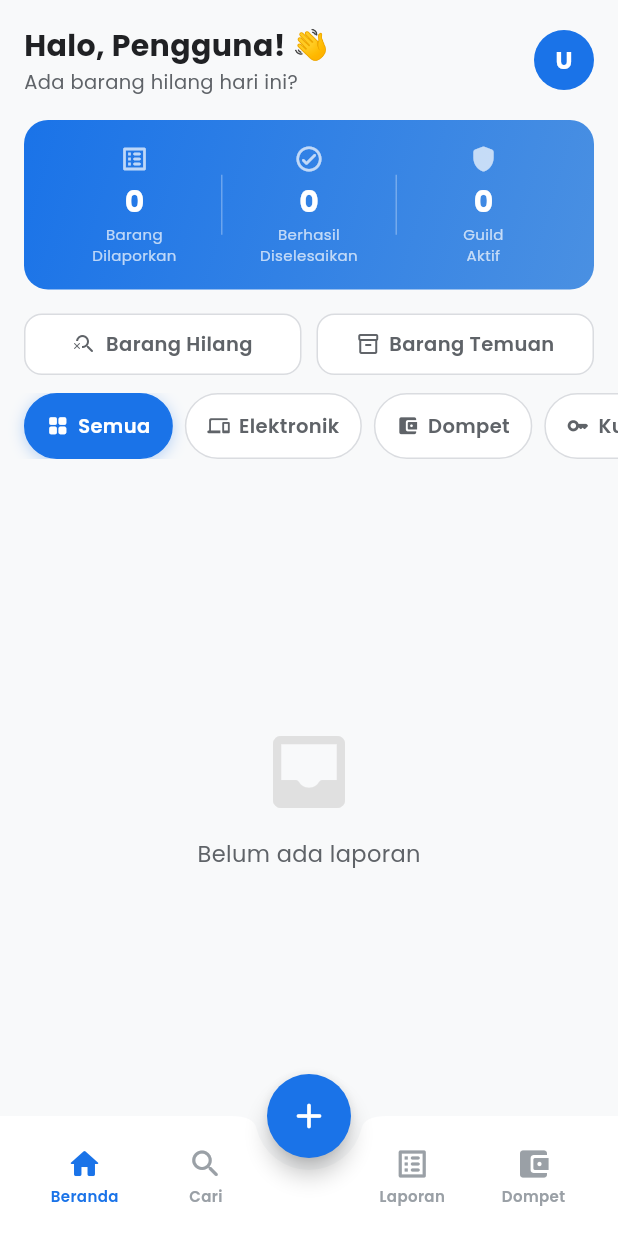
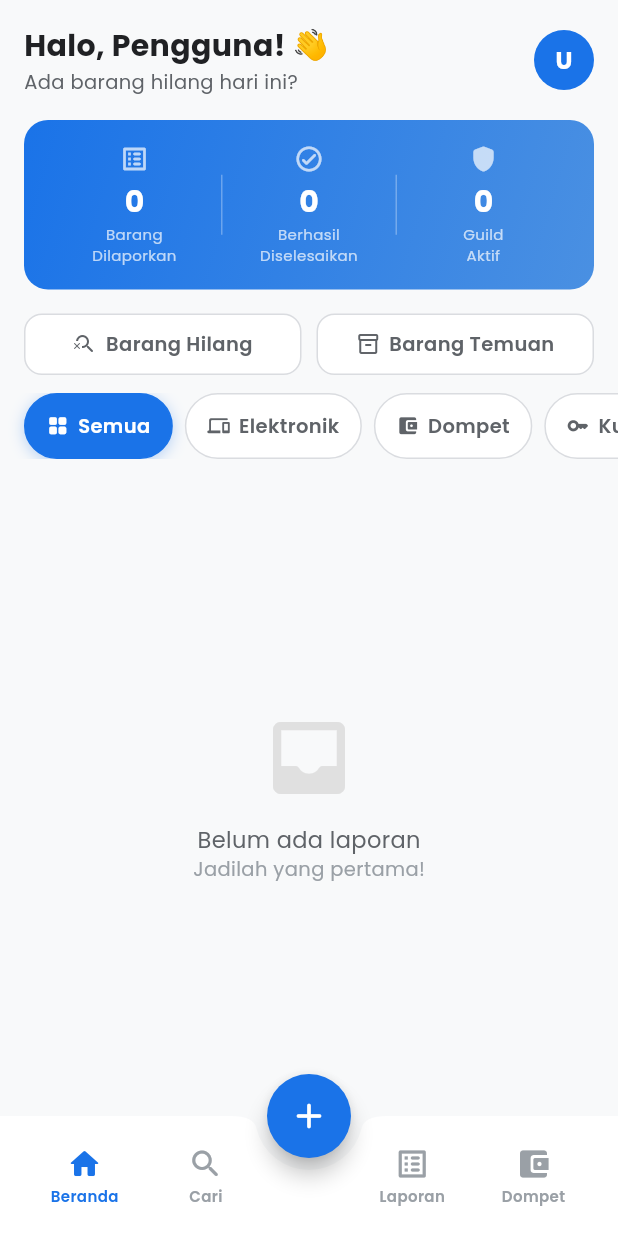
Before and after one commit to Dsa08/lost-and-found-hub, a Flutter app: the DashboardScreen screen opened directly, on a phone screen of 412 x 824 dp. Run offline on Flutter 3.47's test engine with Material 3 defaults, Android fonts, the phone set to English and light mode, and no system bars; our stand-ins replace cached_network_image, chewie, cloud_firestore, firebase_auth, firebase_core, flutter_riverpod and 6 more; missing offline and left inert: mobile_scanner; accounts and stored records are empty; generated files the repository leaves out were written again.

Commit message:
Revert "feat: add responsive desktop layout with sidebar navigation"
This reverts commit d247f409aa4cf0c2486a4e235ca8c61cb5da3ceb.

```diff
--- a/lib/core/utils/responsive_layout.dart
+++ /dev/null
@@ -1,43 +0,0 @@
-import 'package:flutter/material.dart';
-
-enum ScreenSize { mobile, tablet, desktop }
-
-class Responsive {
-  static ScreenSize of(BuildContext context) {
-    final width = MediaQuery.of(context).size.width;
-    if (width >= 1200) return ScreenSize.desktop;
-    if (width >= 600) return ScreenSize.tablet;
-    return ScreenSize.mobile;
-  }
-
-  static bool isMobile(BuildContext context) => of(context) == ScreenSize.mobile;
-  static bool isTablet(BuildContext context) => of(context) == ScreenSize.tablet;
-  static bool isDesktop(BuildContext context) => of(context) == ScreenSize.desktop;
-}
-
-/// Widget yang otomatis pilih layout berdasarkan ukuran layar
-class ResponsiveLayout extends StatelessWidget {
-  final Widget mobile;
-  final Widget? tablet;
-  final Widget desktop;
-
-  const ResponsiveLayout({
-    super.key,
-    required this.mobile,
-    this.tablet,
-    required this.desktop,
-  });
-
-  @override
-  Widget build(BuildContext context) {
-    final size = Responsive.of(context);
-    switch (size) {
-      case ScreenSize.desktop:
-        return desktop;
-      case ScreenSize.tablet:
-        return tablet ?? desktop;
-      case ScreenSize.mobile:
-        return mobile;
-    }
-  }
-}
--- a/lib/screens/admin/user_management_screen.dart
+++ b/lib/screens/admin/user_management_screen.dart
@@ -60,7 +60,7 @@ class _UserManagementScreenState extends ConsumerState<UserManagementScreen> {
               value: role,
               groupValue: selected,
               activeColor: AppColors.primary,
-              onChanged: (v) { if (v != null) setState(() => selected = v); },
+              onChanged: (v) => setState(() => selected = v!),
             )).toList(),
           ),
         ),
@@ -212,7 +212,7 @@ class _UserManagementScreenState extends ConsumerState<UserManagementScreen> {
                       if (isBlocked)
                         _StatusChip(label: 'DIBLOKIR', color: AppColors.error)
                       else if (stillSuspended)
-                        _StatusChip(label: 'DISUSPEND s/d ${suspendedUntil!.day}/${suspendedUntil.month}', color: AppColors.statusPending)
+                        _StatusChip(label: 'DISUSPEND s/d ${suspendedUntil?.day}/${suspendedUntil.month}', color: AppColors.statusPending)
                       else
                         _StatusChip(label: data['role']?.toString().toUpperCase() ?? 'USER', color: AppColors.statusActive),
                     ],
--- a/lib/screens/dashboard/dashboard_screen.dart
+++ b/lib/screens/dashboard/dashboard_screen.dart
@@ -2,14 +2,12 @@ import 'package:flutter/material.dart';
 import 'package:flutter_riverpod/flutter_riverpod.dart';
 import 'package:cloud_firestore/cloud_firestore.dart';
 import '../../core/constants/app_colors.dart';
-import '../../core/utils/responsive_layout.dart';
 import '../../models/item_model.dart';
 import '../../providers/auth_provider.dart';
 import '../../providers/items_provider.dart';
 import '../../providers/app_stats_provider.dart';
 import '../../widgets/item_card.dart';
 import '../../widgets/category_filter.dart';
-import '../../widgets/desktop_scaffold.dart';
 import '../items/create_item_screen.dart';
 import '../items/item_detail_screen.dart';
 import '../items/my_items_screen.dart';
@@ -30,6 +28,7 @@ class _DashboardScreenState extends ConsumerState<DashboardScreen> {
   final List<Widget> _pages = const [
     _HomePage(),
     _SearchPage(),
+    SizedBox(), // FAB placeholder
     MyItemsScreen(),
     WalletScreen(),
     GuildScreen(),
@@ -37,24 +36,16 @@ class _DashboardScreenState extends ConsumerState<DashboardScreen> {
 
   @override
   Widget build(BuildContext context) {
-    final isDesktop = Responsive.isDesktop(context);
-    final isTablet = Responsive.isTablet(context);
-    final currentPage = _pages[_currentIndex];
-
-    // Desktop & Tablet: sidebar layout
-    if (isDesktop || isTablet) {
-      return DesktopScaffold(
-        currentIndex: _currentIndex,
-        onNavTap: (i) => setState(() => _currentIndex = i),
-        body: currentPage,
-      );
-    }
-
-    // Mobile: bottom nav
     return Scaffold(
-      body: IndexedStack(index: _currentIndex, children: _pages),
+      body: IndexedStack(
+        index: _currentIndex == 2 ? 0 : _currentIndex,
+        children: _pages,
+      ),
       floatingActionButton: FloatingActionButton(
-        onPressed: () => Navigator.push(context, MaterialPageRoute(builder: (_) => const CreateItemScreen())),
+        onPressed: () => Navigator.push(
+          context,
+          MaterialPageRoute(builder: (_) => const CreateItemScreen()),
+        ),
         backgroundColor: AppColors.primary,
         shape: const CircleBorder(),
         child: const Icon(Icons.add_rounded, color: Colors.white, size: 28),
@@ -72,9 +63,9 @@ class _DashboardScreenState extends ConsumerState<DashboardScreen> {
             children: [
               _NavItem(icon: Icons.home_rounded, label: 'Beranda', index: 0, current: _currentIndex, onTap: (i) => setState(() => _currentIndex = i)),
               _NavItem(icon: Icons.search_rounded, label: 'Cari', index: 1, current: _currentIndex, onTap: (i) => setState(() => _currentIndex = i)),
-              const SizedBox(width: 40),
-              _NavItem(icon: Icons.list_alt_rounded, label: 'Laporan', index: 2, current: _currentIndex, onTap: (i) => setState(() => _currentIndex = i)),
-              _NavItem(icon: Icons.account_balance_wallet_rounded, label: 'Dompet', index: 3, current: _currentIndex, onTap: (i) => setState(() => _currentIndex = i)),
+              const SizedBox(width: 40), // FAB space
+              _NavItem(icon: Icons.list_alt_rounded, label: 'Laporan', index: 3, current: _currentIndex, onTap: (i) => setState(() => _currentIndex = i)),
+              _NavItem(icon: Icons.account_balance_wallet_rounded, label: 'Dompet', index: 4, current: _currentIndex, onTap: (i) => setState(() => _currentIndex = i)),
             ],
           ),
         ),
@@ -112,7 +103,7 @@ class _NavItem extends StatelessWidget {
   }
 }
 
-// ── Home Page ──────────────────────────────────────────────────────────────
+// ── Home Page ─────────────────────────────────────────────────────────────────
 class _HomePage extends ConsumerWidget {
   const _HomePage();
 
@@ -121,15 +112,13 @@ class _HomePage extends ConsumerWidget {
     final user = ref.watch(currentUserProvider).valueOrNull;
     final filter = ref.watch(itemFilterProvider);
     final itemsAsync = ref.watch(activeItemsProvider);
-    final isDesktop = Responsive.isDesktop(context);
 
     return Scaffold(
       backgroundColor: AppColors.background,
       body: SafeArea(
         child: CustomScrollView(
           slivers: [
-            // AppBar hanya di mobile
-            if (!isDesktop)
+            // ── App Bar ──
             SliverToBoxAdapter(
               child: Padding(
                 padding: const EdgeInsets.fromLTRB(16, 16, 16, 0),
@@ -139,13 +128,18 @@ class _HomePage extends ConsumerWidget {
                       child: Column(
                         crossAxisAlignment: CrossAxisAlignment.start,
                         children: [
-                            Text('Halo, ${user?.nama.split(' ').first ?? 'Pengguna'}! 👋',
-                              style: const TextStyle(fontSize: 20, fontWeight: FontWeight.w700, color: AppColors.textPrimary)),
-                            const Text('Ada barang hilang hari ini?',
-                              style: TextStyle(fontSize: 13, color: AppColors.textSecondary)),
+                          Text(
+                            'Halo, ${user?.nama.split(' ').first ?? 'Pengguna'}! 👋',
+                            style: const TextStyle(fontSize: 20, fontWeight: FontWeight.w700, color: AppColors.textPrimary),
+                          ),
+                          const Text(
+                            'Ada barang hilang hari ini?',
+                            style: TextStyle(fontSize: 13, color: AppColors.textSecondary),
+                          ),
                         ],
                       ),
                     ),
+                    // Poin widget
                     if (user != null)
                       Container(
                         padding: const EdgeInsets.symmetric(horizontal: 12, vertical: 8),
@@ -158,11 +152,15 @@ class _HomePage extends ConsumerWidget {
                           children: [
                             const Icon(Icons.star_rounded, color: AppColors.bounty, size: 18),
                             const SizedBox(width: 4),
-                              Text('${user.totalPoin}', style: const TextStyle(fontWeight: FontWeight.w700, color: Color(0xFF7B5800), fontSize: 15)),
+                            Text(
+                              '${user.totalPoin}',
+                              style: const TextStyle(fontWeight: FontWeight.w700, color: Color(0xFF7B5800), fontSize: 15),
+                            ),
                           ],
                         ),
                       ),
                     const SizedBox(width: 8),
+                    // Avatar → tap buka ProfileScreen
                     GestureDetector(
                       onTap: () => Navigator.push(context, MaterialPageRoute(builder: (_) => const ProfileScreen())),
                       child: CircleAvatar(
@@ -179,29 +177,20 @@ class _HomePage extends ConsumerWidget {
               ),
             ),
 
-            // Desktop: greeting bar
-            if (isDesktop)
-              SliverToBoxAdapter(
+            // ── Stats Banner (real-time) ──
+            const SliverToBoxAdapter(
               child: Padding(
-                  padding: const EdgeInsets.fromLTRB(24, 24, 24, 0),
-                  child: Text('Halo, ${user?.nama.split(' ').first ?? 'Pengguna'}! 👋  Ada barang hilang hari ini?',
-                    style: const TextStyle(fontSize: 22, fontWeight: FontWeight.w700, color: AppColors.textPrimary)),
+                padding: EdgeInsets.fromLTRB(16, 16, 16, 0),
+                child: _StatsBanner(),
               ),
             ),
 
-            // Stats Banner
-            SliverToBoxAdapter(
-              child: Padding(
-                padding: EdgeInsets.fromLTRB(isDesktop ? 24 : 16, 16, isDesktop ? 24 : 16, 0),
-                child: const _StatsBanner(),
-              ),
-            ),
-
-            // Pending banner
+            // ── Banner laporan pending milik user ──
             if (user != null)
               SliverToBoxAdapter(
                 child: StreamBuilder(
-                  stream: FirebaseFirestore.instance.collection('items')
+                  stream: FirebaseFirestore.instance
+                      .collection('items')
                       .where('owner_id', isEqualTo: user.uid)
                       .where('is_approved', isEqualTo: false)
                       .where('status', isEqualTo: 'pendingApproval')
@@ -210,7 +199,7 @@ class _HomePage extends ConsumerWidget {
                     final count = snap.data?.docs.length ?? 0;
                     if (count == 0) return const SizedBox.shrink();
                     return Container(
-                      margin: EdgeInsets.fromLTRB(isDesktop ? 24 : 16, 12, isDesktop ? 24 : 16, 0),
+                      margin: const EdgeInsets.fromLTRB(16, 12, 16, 0),
                       padding: const EdgeInsets.all(12),
                       decoration: BoxDecoration(
                         color: AppColors.statusPending.withValues(alpha: 0.1),
@@ -221,8 +210,12 @@ class _HomePage extends ConsumerWidget {
                         children: [
                           const Icon(Icons.pending_actions_rounded, color: AppColors.statusPending, size: 20),
                           const SizedBox(width: 10),
-                          Text('$count laporan menunggu persetujuan admin',
-                            style: const TextStyle(fontSize: 13, fontWeight: FontWeight.w600, color: AppColors.statusPending)),
+                          Expanded(
+                            child: Text(
+                              '$count laporan menunggu persetujuan admin',
+                              style: const TextStyle(fontSize: 13, fontWeight: FontWeight.w600, color: AppColors.statusPending),
+                            ),
+                          ),
                         ],
                       ),
                     );
@@ -230,16 +223,18 @@ class _HomePage extends ConsumerWidget {
                 ),
               ),
 
-            // Filter Toggle
+            // ── Filter Toggle ──
             SliverToBoxAdapter(
               child: Padding(
-                padding: EdgeInsets.fromLTRB(isDesktop ? 24 : 16, 16, isDesktop ? 24 : 16, 12),
+                padding: const EdgeInsets.fromLTRB(16, 16, 16, 12),
                 child: Row(
                   children: [
                     Expanded(
                       child: _TipeToggle(
-                        label: 'Barang Hilang', icon: Icons.search_off_rounded,
-                        isSelected: filter.tipe == TipeLaporan.lost, color: AppColors.statusLost,
+                        label: 'Barang Hilang',
+                        icon: Icons.search_off_rounded,
+                        isSelected: filter.tipe == TipeLaporan.lost,
+                        color: AppColors.statusLost,
                         onTap: () => ref.read(itemFilterProvider.notifier).state =
                             filter.copyWith(tipe: filter.tipe == TipeLaporan.lost ? null : TipeLaporan.lost),
                       ),
@@ -247,8 +242,10 @@ class _HomePage extends ConsumerWidget {
                     const SizedBox(width: 10),
                     Expanded(
                       child: _TipeToggle(
-                        label: 'Barang Temuan', icon: Icons.inventory_2_outlined,
-                        isSelected: filter.tipe == TipeLaporan.found, color: AppColors.statusFound,
+                        label: 'Barang Temuan',
+                        icon: Icons.inventory_2_outlined,
+                        isSelected: filter.tipe == TipeLaporan.found,
+                        color: AppColors.statusFound,
                         onTap: () => ref.read(itemFilterProvider.notifier).state =
                             filter.copyWith(tipe: filter.tipe == TipeLaporan.found ? null : TipeLaporan.found),
                       ),
@@ -258,7 +255,7 @@ class _HomePage extends ConsumerWidget {
               ),
             ),
 
-            // Category Filter
+            // ── Category Filter ──
             SliverToBoxAdapter(
               child: CategoryFilter(
                 selected: filter.kategori,
@@ -268,7 +265,7 @@ class _HomePage extends ConsumerWidget {
 
             const SliverToBoxAdapter(child: SizedBox(height: 12)),
 
-            // Items grid (desktop) / list (mobile)
+            // ── Items List ──
             itemsAsync.when(
               data: (items) {
                 if (items.isEmpty) {
@@ -280,35 +277,12 @@ class _HomePage extends ConsumerWidget {
                           Icon(Icons.inbox_rounded, size: 64, color: Colors.grey[300]),
                           const SizedBox(height: 12),
                           const Text('Belum ada laporan', style: TextStyle(color: AppColors.textSecondary, fontSize: 15)),
+                          const Text('Jadilah yang pertama!', style: TextStyle(color: AppColors.textHint, fontSize: 13)),
                         ],
                       ),
                     ),
                   );
                 }
-
-                // Desktop: grid 2 kolom
-                if (isDesktop) {
-                  return SliverPadding(
-                    padding: const EdgeInsets.symmetric(horizontal: 24),
-                    sliver: SliverGrid(
-                      delegate: SliverChildBuilderDelegate(
-                        (ctx, i) => ItemCard(
-                          item: items[i],
-                          onTap: () => Navigator.push(ctx, MaterialPageRoute(builder: (_) => ItemDetailScreen(itemId: items[i].itemId))),
-                        ),
-                        childCount: items.length,
-                      ),
-                      gridDelegate: const SliverGridDelegateWithFixedCrossAxisCount(
-                        crossAxisCount: 2,
-                        childAspectRatio: 1.6,
-                        crossAxisSpacing: 16,
-                        mainAxisSpacing: 16,
-                      ),
-                    ),
-                  );
-                }
-
-                // Mobile: list
                 return SliverList(
                   delegate: SliverChildBuilderDelegate(
                     (ctx, i) => ItemCard(
@@ -319,8 +293,12 @@ class _HomePage extends ConsumerWidget {
                   ),
                 );
               },
-              loading: () => const SliverFillRemaining(child: Center(child: CircularProgressIndicator(color: AppColors.primary))),
-              error: (e, _) => SliverFillRemaining(child: Center(child: Text('$e', style: const TextStyle(color: AppColors.error)))),
+              loading: () => const SliverFillRemaining(
+                child: Center(child: CircularProgressIndicator(color: AppColors.primary)),
+              ),
+              error: (e, _) => SliverFillRemaining(
+                child: Center(child: Text('$e', style: const TextStyle(color: AppColors.error))),
+              ),
             ),
 
             const SliverToBoxAdapter(child: SizedBox(height: 80)),
@@ -331,16 +309,22 @@ class _HomePage extends ConsumerWidget {
   }
 }
 
+// ── Stats Banner REAL-TIME ────────────────────────────────────────────────────
 class _StatsBanner extends ConsumerWidget {
   const _StatsBanner();
 
   @override
   Widget build(BuildContext context, WidgetRef ref) {
     final statsAsync = ref.watch(appStatsProvider);
+
     return Container(
       padding: const EdgeInsets.all(16),
       decoration: BoxDecoration(
-        gradient: const LinearGradient(colors: [AppColors.primary, Color(0xFF4A90E2)], begin: Alignment.topLeft, end: Alignment.bottomRight),
+        gradient: const LinearGradient(
+          colors: [AppColors.primary, Color(0xFF4A90E2)],
+          begin: Alignment.topLeft,
+          end: Alignment.bottomRight,
+        ),
         borderRadius: BorderRadius.circular(16),
       ),
       child: statsAsync.when(
@@ -353,8 +337,18 @@ class _StatsBanner extends ConsumerWidget {
             Expanded(child: _StatItem(label: 'Guild\nAktif', value: '${stats.totalGuild}', icon: Icons.shield_rounded)),
           ],
         ),
-        loading: () => const Center(child: SizedBox(height: 40, child: CircularProgressIndicator(color: Colors.white54, strokeWidth: 2))),
-        error: (_, __) => const SizedBox.shrink(),
+        loading: () => const Center(
+          child: SizedBox(height: 40, child: CircularProgressIndicator(color: Colors.white54, strokeWidth: 2)),
+        ),
+        error: (_, __) => Row(
+          children: [
+            const Expanded(child: _StatItem(label: 'Barang\nDilaporkan', value: '-', icon: Icons.list_alt_rounded)),
+            Container(width: 1, height: 40, color: Colors.white.withValues(alpha: 0.3)),
+            const Expanded(child: _StatItem(label: 'Berhasil\nDiselesaikan', value: '-', icon: Icons.check_circle_outline_rounded)),
+            Container(width: 1, height: 40, color: Colors.white.withValues(alpha: 0.3)),
+            const Expanded(child: _StatItem(label: 'Guild\nAktif', value: '-', icon: Icons.shield_rounded)),
+          ],
+        ),
       ),
     );
   }
@@ -408,6 +402,7 @@ class _TipeToggle extends StatelessWidget {
   );
 }
 
+// ── Search Page ───────────────────────────────────────────────────────────────
 class _SearchPage extends ConsumerStatefulWidget {
   const _SearchPage();
   @override
@@ -424,7 +419,6 @@ class _SearchPageState extends ConsumerState<_SearchPage> {
   @override
   Widget build(BuildContext context) {
     final itemsAsync = ref.watch(activeItemsProvider);
-    final isDesktop = Responsive.isDesktop(context);
 
     return Scaffold(
       backgroundColor: AppColors.background,
@@ -450,23 +444,18 @@ class _SearchPageState extends ConsumerState<_SearchPage> {
             i.lokasi.namaLokasi.toLowerCase().contains(_query)).toList();
 
           if (filtered.isEmpty) {
-            return Center(child: Text(_query.isEmpty ? 'Mulai ketik untuk mencari' : 'Tidak ditemukan: "$_query"',
-              style: const TextStyle(color: AppColors.textSecondary)));
-          }
-
-          if (isDesktop) {
-            return GridView.builder(
-              padding: const EdgeInsets.all(24),
-              gridDelegate: const SliverGridDelegateWithFixedCrossAxisCount(
-                crossAxisCount: 2, childAspectRatio: 1.6, crossAxisSpacing: 16, mainAxisSpacing: 16),
-              itemCount: filtered.length,
-              itemBuilder: (ctx, i) => ItemCard(
-                item: filtered[i],
-                onTap: () => Navigator.push(ctx, MaterialPageRoute(builder: (_) => ItemDetailScreen(itemId: filtered[i].itemId))),
+            return Center(
+              child: Column(
+                mainAxisAlignment: MainAxisAlignment.center,
+                children: [
+                  Icon(Icons.search_off_rounded, size: 60, color: Colors.grey[300]),
+                  const SizedBox(height: 12),
+                  Text(_query.isEmpty ? 'Mulai ketik untuk mencari' : 'Tidak ditemukan: "$_query"',
+                    style: const TextStyle(color: AppColors.textSecondary)),
+                ],
               ),
             );
           }
-
           return ListView.builder(
             itemCount: filtered.length,
             itemBuilder: (ctx, i) => ItemCard(
```
Also changed, not shown: lib/widgets/desktop_scaffold.dart (deleted, +0 -248 lines). Lines whose indentation alone changed are shown as unchanged.
